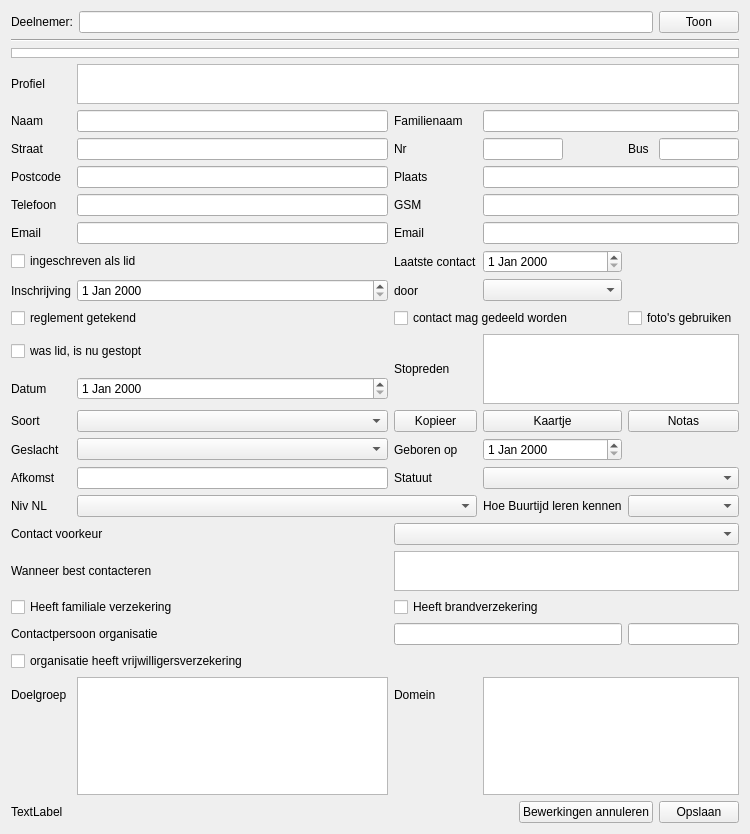
Qt form buurtijd_deelnemers.ui (vvim/BT_deelnemers) before a commit.
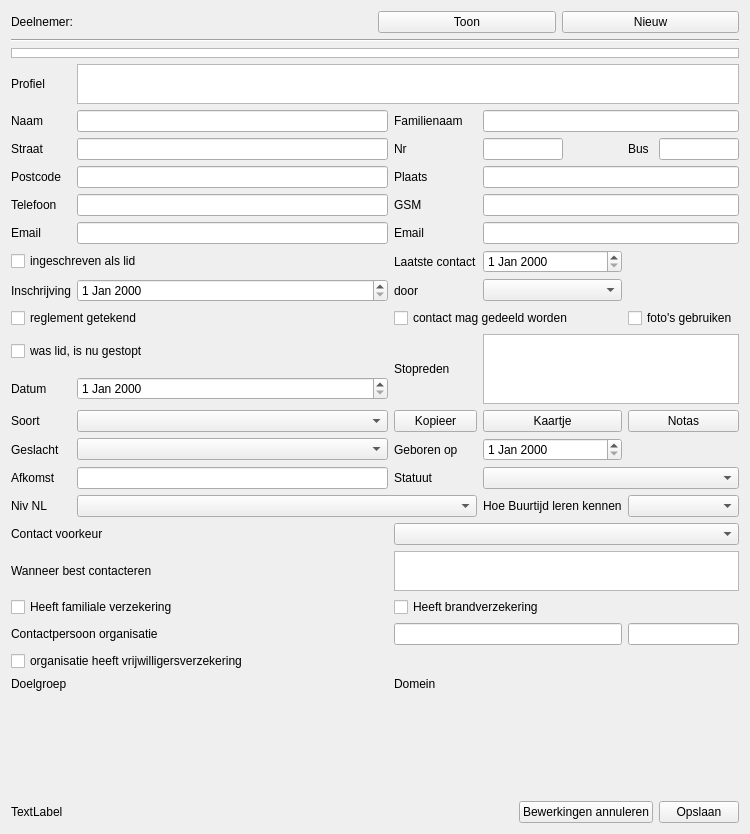
The same form after that commit. Icons and pictures are not drawn. Custom widgets are drawn as their Qt base class.

Commit message: Added functionality: create new individual

```diff
--- a/buurtijd_deelnemers.ui
+++ b/buurtijd_deelnemers.ui
@@ -24,7 +24,7 @@
       </widget>
      </item>
      <item>
-      <widget class="MyLineEdit" name="le_zoekDeelnemer"/>
+      <widget class="MyLineEdit" name="le_zoekDeelnemer" native="true"/>
      </item>
      <item>
       <widget class="QPushButton" name="pushButton_showDeelnemer">
@@ -33,6 +33,13 @@
        </property>
       </widget>
      </item>
+     <item>
+      <widget class="QPushButton" name="pushButton_CreateNewIndividu">
+       <property name="text">
+        <string>Nieuw</string>
+       </property>
+      </widget>
+     </item>
     </layout>
    </item>
    <item>
@@ -232,7 +239,7 @@
       </widget>
      </item>
      <item row="21" column="3" rowspan="3" colspan="3">
-      <widget class="BTListView" name="listView_domein"/>
+      <widget class="BTListView" name="listView_domein" native="true"/>
      </item>
      <item row="8" column="1">
       <widget class="QDateEdit" name="dateEdit_inschrijfdatum"/>
@@ -404,7 +411,7 @@
       </widget>
      </item>
      <item row="21" column="1" rowspan="3">
-      <widget class="BTListView" name="listView_doelgroep"/>
+      <widget class="BTListView" name="listView_doelgroep" native="true"/>
      </item>
      <item row="9" column="4" colspan="2">
       <widget class="QCheckBox" name="checkBox_fotomateriaal_gebruiken">
@@ -533,16 +540,16 @@
  </widget>
  <layoutdefault spacing="6" margin="11"/>
  <customwidgets>
-  <customwidget>
-   <class>BTListView</class>
-   <extends>QListView</extends>
-   <header>btlistview.h</header>
-  </customwidget>
   <customwidget>
    <class>MyLineEdit</class>
-   <extends>QLineEdit</extends>
+   <extends>QWidget</extends>
    <header>mylineedit.h</header>
   </customwidget>
+  <customwidget>
+   <class>BTListView</class>
+   <extends>QWidget</extends>
+   <header>btlistview.h</header>
+  </customwidget>
  </customwidgets>
  <tabstops>
   <tabstop>le_zoekDeelnemer</tabstop>
```
The commit also changes 6 other files.
